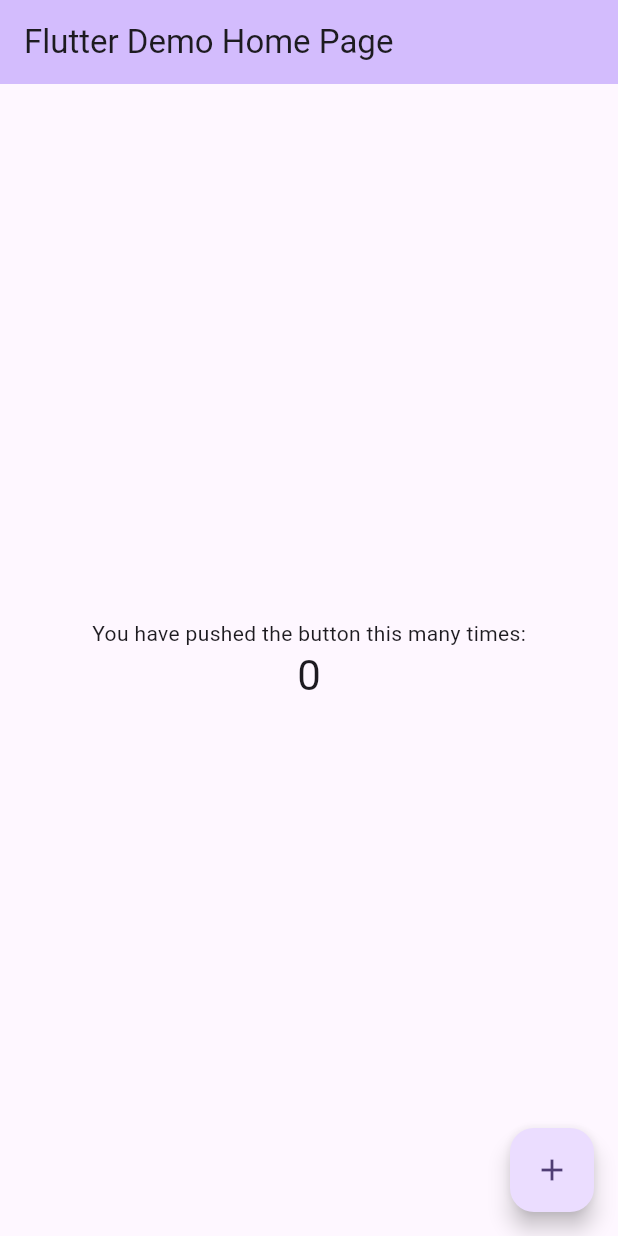
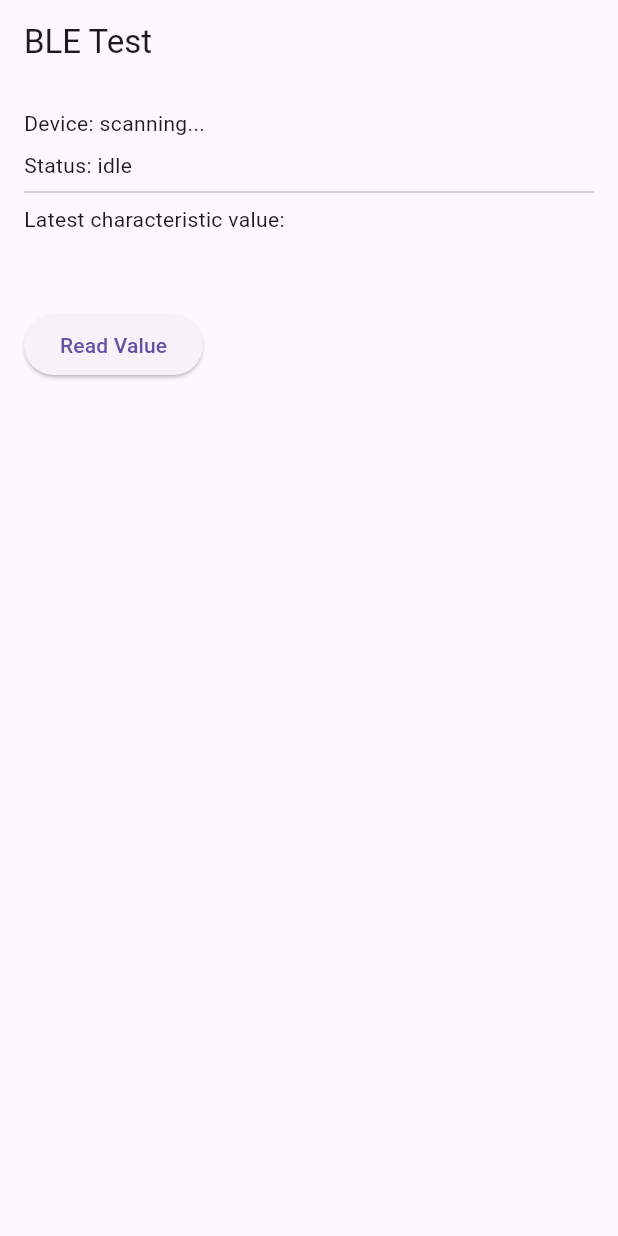
Before and after one commit to channelEs/VuelingBlackout, a Flutter app: the screen it shows after launch, on a phone screen of 412 x 824 dp. Run offline on Flutter 3.47's test engine with Material 3 defaults, Android fonts, the light colour scheme and no system bars; our stand-ins replace permission_handler; missing offline and left inert: flutter_reactive_ble.

Commit message:
test characteristics

```diff
--- a/blacked_flut/lib/main.dart
+++ b/blacked_flut/lib/main.dart
@@ -1,122 +1,156 @@
+import 'dart:async';
+import 'dart:convert';
 import 'package:flutter/material.dart';
+import 'package:flutter_reactive_ble/flutter_reactive_ble.dart';
+import 'package:permission_handler/permission_handler.dart';
 
-void main() {
-  runApp(const MyApp());
-}
+void main() => runApp(const MyApp());
 
 class MyApp extends StatelessWidget {
   const MyApp({super.key});
-
-  // This widget is the root of your application.
   @override
-  Widget build(BuildContext context) {
-    return MaterialApp(
-      title: 'Flutter Demo',
-      theme: ThemeData(
-        // This is the theme of your application.
-        //
-        // TRY THIS: Try running your application with "flutter run". You'll see
-        // the application has a purple toolbar. Then, without quitting the app,
-        // try changing the seedColor in the colorScheme below to Colors.green
-        // and then invoke "hot reload" (save your changes or press the "hot
-        // reload" button in a Flutter-supported IDE, or press "r" if you used
-        // the command line to start the app).
-        //
-        // Notice that the counter didn't reset back to zero; the application
-        // state is not lost during the reload. To reset the state, use hot
-        // restart instead.
-        //
-        // This works for code too, not just values: Most code changes can be
-        // tested with just a hot reload.
-        colorScheme: ColorScheme.fromSeed(seedColor: Colors.deepPurple),
-      ),
-      home: const MyHomePage(title: 'Flutter Demo Home Page'),
-    );
-  }
+  Widget build(BuildContext context) => const MaterialApp(
+        home: HomePage(),
+      );
 }
 
-class MyHomePage extends StatefulWidget {
-  const MyHomePage({super.key, required this.title});
+class HomePage extends StatefulWidget {
+  const HomePage({super.key});
+  @override
+  State<HomePage> createState() => _HomePageState();
+}
 
-  // This widget is the home page of your application. It is stateful, meaning
-  // that it has a State object (defined below) that contains fields that affect
-  // how it looks.
+class _HomePageState extends State<HomePage> {
+  final _ble = FlutterReactiveBle();
+  DiscoveredDevice? _device;
+  String _connectionStatus = 'idle';
+  String _latestValue = '';
+  bool _isReading = false;
 
-  // This class is the configuration for the state. It holds the values (in this
-  // case the title) provided by the parent (in this case the App widget) and
-  // used by the build method of the State. Fields in a Widget subclass are
-  // always marked "final".
+  StreamSubscription<DiscoveredDevice>? _scanSub;
+  StreamSubscription<ConnectionStateUpdate>? _connSub;
+  StreamSubscription<List<int>>? _charSub;
 
-  final String title;
+  // Replace with your BLE service & characteristic UUIDs
+  final _serviceUuid = Uuid.parse("bf27730d-860a-4e09-889c-2d8b6a9e0fe7");
+  final _charUuid = Uuid.parse("00002A18-0000-1000-8000-00805F9B34FB");
 
   @override
-  State<MyHomePage> createState() => _MyHomePageState();
-}
+  void initState() {
+    super.initState();
+    _start();
+  }
 
-class _MyHomePageState extends State<MyHomePage> {
-  int _counter = 0;
+  Future<void> _start() async {
+    await [
+      Permission.bluetoothScan,
+      Permission.bluetoothConnect,
+      Permission.locationWhenInUse,
+    ].request();
 
-  void _incrementCounter() {
-    setState(() {
-      // This call to setState tells the Flutter framework that something has
-      // changed in this State, which causes it to rerun the build method below
-      // so that the display can reflect the updated values. If we changed
-      // _counter without calling setState(), then the build method would not be
-      // called again, and so nothing would appear to happen.
-      _counter++;
+    _scanSub = _ble.scanForDevices(
+      withServices: [_serviceUuid],
+      scanMode: ScanMode.lowLatency,
+    ).listen((device) {
+      if (_device == null) {
+        setState(() => _device = device);
+        _scanSub?.cancel();
+        _connect();
+      }
+    }, onError: (e) {
+      setState(() => _connectionStatus = 'scan error: $e');
     });
+  }
+
+  void _connect() {
+    if (_device == null) return;
+    setState(() => _connectionStatus = 'connecting to ${_device!.name}');
+
+    _connSub = _ble.connectToDevice(
+      id: _device!.id,
+      connectionTimeout: const Duration(seconds: 5),
+    ).listen((update) {
+      setState(() => _connectionStatus = update.connectionState.toString());
+
+      if (update.connectionState == DeviceConnectionState.connected) {
+        _subscribeCharacteristic();
+      }
+    }, onError: (e) {
+      setState(() => _connectionStatus = 'connection error: $e');
+    });
+  }
+
+  void _subscribeCharacteristic() {
+    final characteristic = QualifiedCharacteristic(
+      serviceId: _serviceUuid,
+      characteristicId: _charUuid,
+      deviceId: _device!.id,
+    );
+
+    _charSub = _ble.subscribeToCharacteristic(characteristic).listen((data) {
+      final str = utf8.decode(data);
+      setState(() => _latestValue = str);
+    }, onError: (e) {
+      setState(() => _latestValue = 'sub error: $e');
+    });
+  }
+
+  Future<void> _readCharacteristic() async {
+    if (_device == null) return;
+    setState(() => _isReading = true);
+
+    try {
+      final characteristic = QualifiedCharacteristic(
+        serviceId: _serviceUuid,
+        characteristicId: _charUuid,
+        deviceId: _device!.id,
+      );
+
+      final value = await _ble.readCharacteristic(characteristic);
+      final str = utf8.decode(value);
+
+      setState(() => _latestValue = 'Read: $str');
+    } catch (e) {
+      setState(() => _latestValue = 'read error: $e');
+    } finally {
+      setState(() => _isReading = false);
+    }
+  }
+
+  @override
+  void dispose() {
+    _scanSub?.cancel();
+    _connSub?.cancel();
+    _charSub?.cancel();
+    super.dispose();
   }
 
   @override
   Widget build(BuildContext context) {
-    // This method is rerun every time setState is called, for instance as done
-    // by the _incrementCounter method above.
-    //
-    // The Flutter framework has been optimized to make rerunning build methods
-    // fast, so that you can just rebuild anything that needs updating rather
-    // than having to individually change instances of widgets.
     return Scaffold(
-      appBar: AppBar(
-        // TRY THIS: Try changing the color here to a specific color (to
-        // Colors.amber, perhaps?) and trigger a hot reload to see the AppBar
-        // change color while the other colors stay the same.
-        backgroundColor: Theme.of(context).colorScheme.inversePrimary,
-        // Here we take the value from the MyHomePage object that was created by
-        // the App.build method, and use it to set our appbar title.
-        title: Text(widget.title),
-      ),
-      body: Center(
-        // Center is a layout widget. It takes a single child and positions it
-        // in the middle of the parent.
+      appBar: AppBar(title: const Text('BLE Test')),
+      body: Padding(
+        padding: const EdgeInsets.all(16),
         child: Column(
-          // Column is also a layout widget. It takes a list of children and
-          // arranges them vertically. By default, it sizes itself to fit its
-          // children horizontally, and tries to be as tall as its parent.
-          //
-          // Column has various properties to control how it sizes itself and
-          // how it positions its children. Here we use mainAxisAlignment to
-          // center the children vertically; the main axis here is the vertical
-          // axis because Columns are vertical (the cross axis would be
-          // horizontal).
-          //
-          // TRY THIS: Invoke "debug painting" (choose the "Toggle Debug Paint"
-          // action in the IDE, or press "p" in the console), to see the
-          // wireframe for each widget.
-          mainAxisAlignment: MainAxisAlignment.center,
-          children: <Widget>[
-            const Text('You have pushed the button this many times:'),
-            Text(
-              '$_counter',
-              style: Theme.of(context).textTheme.headlineMedium,
+          crossAxisAlignment: CrossAxisAlignment.start,
+          children: [
+            Text('Device: ${_device?.name ?? 'scanning...'}'),
+            const SizedBox(height: 8),
+            Text('Status: $_connectionStatus'),
+            const Divider(),
+            const Text('Latest characteristic value:'),
+            const SizedBox(height: 8),
+            Text(_latestValue, style: const TextStyle(fontSize: 18)),
+            const SizedBox(height: 16),
+            ElevatedButton(
+              onPressed: _isReading ? null : _readCharacteristic,
+              child: _isReading
+                  ? const CircularProgressIndicator()
+                  : const Text('Read Value'),
             ),
           ],
         ),
       ),
-      floatingActionButton: FloatingActionButton(
-        onPressed: _incrementCounter,
-        tooltip: 'Increment',
-        child: const Icon(Icons.add),
-      ), // This trailing comma makes auto-formatting nicer for build methods.
     );
   }
 }
--- a/blacked_flut/pubspec.yaml
+++ b/blacked_flut/pubspec.yaml
@@ -34,6 +34,9 @@ dependencies:
   # The following adds the Cupertino Icons font to your application.
   # Use with the CupertinoIcons class for iOS style icons.
   cupertino_icons: ^1.0.8
+
+  flutter_reactive_ble: ^5.4.0
+  permission_handler: ^12.0.0
 
 dev_dependencies:
   flutter_test:
```
Also changed, not shown: blacked_flut/pubspec.lock, 6 other files.
